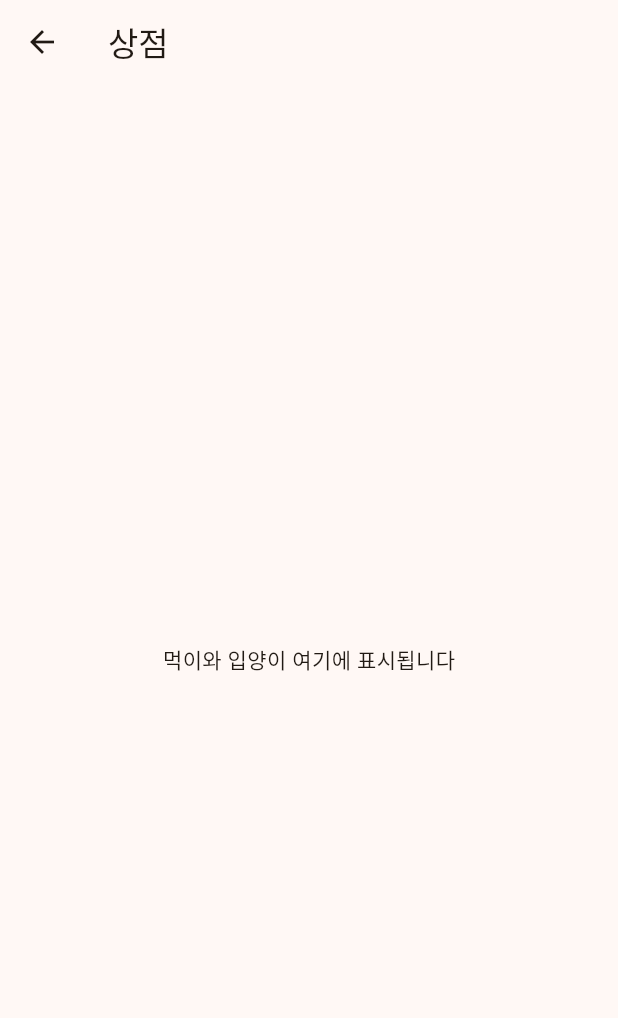
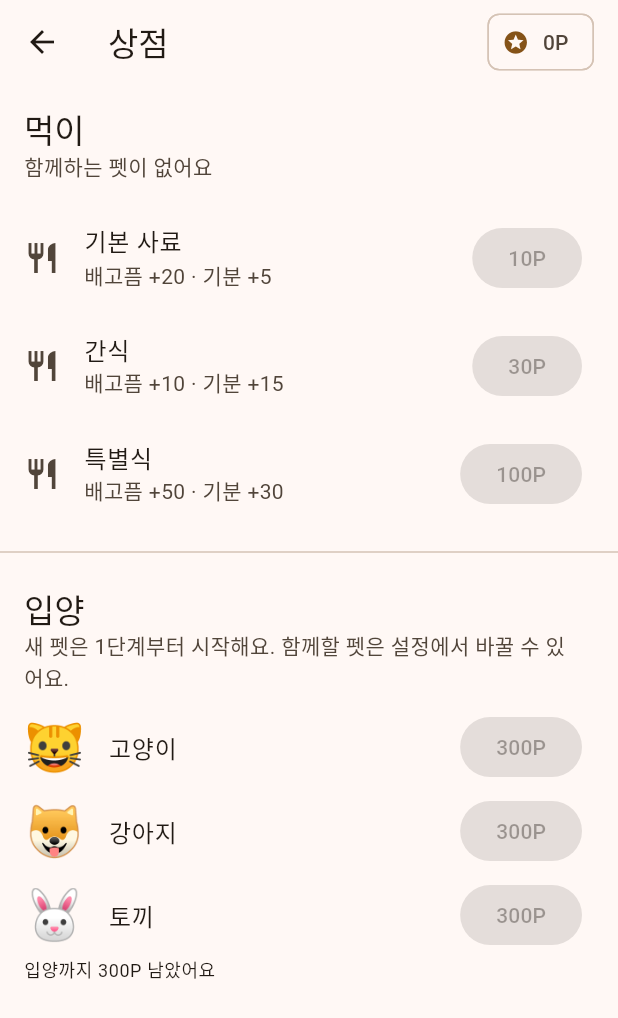
Before and after one commit to 0JustDoIT1/todo-pet, a Flutter app: the ShopScreen screen opened directly, on a phone screen of 412 x 824 dp. Shown: the top 1018 px of the screen. Run offline on Flutter 3.47's test engine with Material 3 defaults, Android fonts, the phone set to English and light mode, and no system bars; our stand-ins replace drift, drift_flutter, flutter_riverpod; accounts and stored records are empty; generated files the repository leaves out were written again.

Commit message:
feat: 상점(먹이 구매·시작 종 입양) 추가

```diff
--- a/lib/features/pet/domain/pet_rules.dart
+++ b/lib/features/pet/domain/pet_rules.dart
@@ -37,6 +37,9 @@ abstract final class PetRules {
   static const maxStagePhase1 = 2;
 
   static const nameMaxLength = 10;
+
+  /// 시작 종 추가 입양 가격 (PRD 3.3 초기값).
+  static const adoptionPrice = 300;
 
   /// 마지막 갱신 시각부터 지난 시간만큼 줄인 현재 수치.
   static PetStats decayed({
--- a/lib/features/pet/ui/pet_providers.dart
+++ b/lib/features/pet/ui/pet_providers.dart
@@ -1,5 +1,6 @@
 import 'package:flutter_riverpod/flutter_riverpod.dart';
 
+import '../../../core/db/app_database.dart';
 import '../../../core/ui/day_change_watcher.dart';
 import '../data/pet_service.dart';
 
@@ -9,3 +10,8 @@ final activePetProvider = FutureProvider<PetView?>((ref) async {
   await ref.watch(dayRolloverProvider.future);
   return ref.watch(petServiceProvider).activePet();
 });
+
+/// 보유한 펫 목록 (입양 가능 종, 설정의 펫 교체).
+final ownedPetsProvider = FutureProvider<List<Pet>>(
+  (ref) => ref.watch(petServiceProvider).allPets(),
+);
--- a/lib/features/shop/ui/shop_screen.dart
+++ b/lib/features/shop/ui/shop_screen.dart
@@ -1,14 +1,135 @@
 import 'package:flutter/material.dart';
+import 'package:flutter_riverpod/flutter_riverpod.dart';
 
-/// 먹이 구매·시작 종 입양 (PRD 7장). 지금은 빈 화면.
-class ShopScreen extends StatelessWidget {
+import '../../../core/db/app_database.dart';
+import '../../../core/error/app_exception.dart';
+import '../../pet/data/pet_service.dart';
+import '../../pet/domain/foods.dart';
+import '../../pet/domain/pet_rules.dart';
+import '../../pet/domain/species.dart';
+import '../../pet/ui/pet_actions.dart';
+import '../../pet/ui/pet_picker_sheet.dart';
+import '../../pet/ui/pet_providers.dart';
+import '../../todo/ui/todo_providers.dart';
+
+/// 상점 (PRD 7장): 먹이 구매(바로 급여), 시작 종 입양.
+class ShopScreen extends ConsumerWidget {
   const ShopScreen({super.key});
 
   @override
-  Widget build(BuildContext context) {
+  Widget build(BuildContext context, WidgetRef ref) {
+    final balance = ref.watch(balanceProvider).value ?? 0;
+    final pet = ref.watch(activePetProvider).value;
+    final owned = <String>{
+      for (final p in ref.watch(ownedPetsProvider).value ?? const <Pet>[])
+        p.speciesId,
+    };
+    final adoptable = starterSpecies.where((s) => !owned.contains(s.id));
+    final full = pet != null && !PetRules.canFeed(pet.stats);
+    final theme = Theme.of(context);
+
     return Scaffold(
-      appBar: AppBar(title: const Text('상점')),
-      body: const Center(child: Text('먹이와 입양이 여기에 표시됩니다')),
+      appBar: AppBar(
+        title: const Text('상점'),
+        actions: [
+          Padding(
+            padding: const EdgeInsets.only(right: 16),
+            child: Chip(
+              avatar: const Icon(Icons.stars, size: 18),
+              label: Text('${balance}P'),
+            ),
+          ),
+        ],
+      ),
+      body: ListView(
+        padding: const EdgeInsets.symmetric(vertical: 8),
+        children: [
+          _Header(
+            '먹이',
+            pet == null
+                ? '함께하는 펫이 없어요'
+                : full
+                ? '배가 불러서 지금은 먹을 수 없어요'
+                : '사면 바로 ${pet.pet.name}에게 줘요',
+          ),
+          for (final f in foods)
+            ListTile(
+              leading: const Icon(Icons.restaurant),
+              title: Text(f.name),
+              subtitle: Text('배고픔 +${f.hunger} · 기분 +${f.mood}'),
+              trailing: FilledButton.tonal(
+                onPressed: pet == null || full || balance < f.price
+                    ? null
+                    : () => feedPet(context, ref, f),
+                child: Text('${f.price}P'),
+              ),
+            ),
+          // 시작 종을 모두 입양하면 입양 영역을 숨긴다 (PRD 3.3).
+          if (adoptable.isNotEmpty) ...[
+            const Divider(height: 32),
+            _Header('입양', '새 펫은 1단계부터 시작해요. 함께할 펫은 설정에서 바꿀 수 있어요.'),
+            for (final s in adoptable)
+              ListTile(
+                leading: Text(
+                  s.placeholder,
+                  style: const TextStyle(fontSize: 32),
+                ),
+                title: Text(s.name),
+                trailing: FilledButton.tonal(
+                  onPressed: balance < PetRules.adoptionPrice
+                      ? null
+                      : () => _adopt(context, ref, owned),
+                  child: Text('${PetRules.adoptionPrice}P'),
+                ),
+              ),
+          ],
+          if (balance < PetRules.adoptionPrice && adoptable.isNotEmpty)
+            Padding(
+              padding: const EdgeInsets.symmetric(horizontal: 16),
+              child: Text(
+                '입양까지 ${PetRules.adoptionPrice - balance}P 남았어요',
+                style: theme.textTheme.bodySmall,
+              ),
+            ),
+        ],
+      ),
     );
   }
+
+  Future<void> _adopt(
+    BuildContext context,
+    WidgetRef ref,
+    Set<String> owned,
+  ) async {
+    final messenger = ScaffoldMessenger.of(context);
+    final choice = await showPetPicker(context, excludeSpecies: owned);
+    if (choice == null) return;
+    String message;
+    try {
+      await ref
+          .read(petServiceProvider)
+          .adopt(speciesId: choice.speciesId, name: choice.name);
+      message = '입양 완료: ${choice.name} -${PetRules.adoptionPrice}P';
+    } on AppException catch (e) {
+      message = e.message;
+    }
+    ref.invalidate(ownedPetsProvider);
+    ref.invalidate(balanceProvider);
+    messenger
+      ..hideCurrentSnackBar()
+      ..showSnackBar(SnackBar(content: Text(message)));
+  }
 }
+
+class _Header extends StatelessWidget {
+  const _Header(this.title, this.subtitle);
+
+  final String title;
+  final String subtitle;
+
+  @override
+  Widget build(BuildContext context) => ListTile(
+    title: Text(title, style: Theme.of(context).textTheme.titleLarge),
+    subtitle: Text(subtitle),
+  );
+}
```
Also changed, not shown: lib/features/home/ui/home_screen.dart (+7 -11 lines), lib/features/pet/data/pet_service.dart (+13 -0 lines), lib/features/pet/ui/pet_actions.dart (added, +34 -0 lines), 3 other files.
